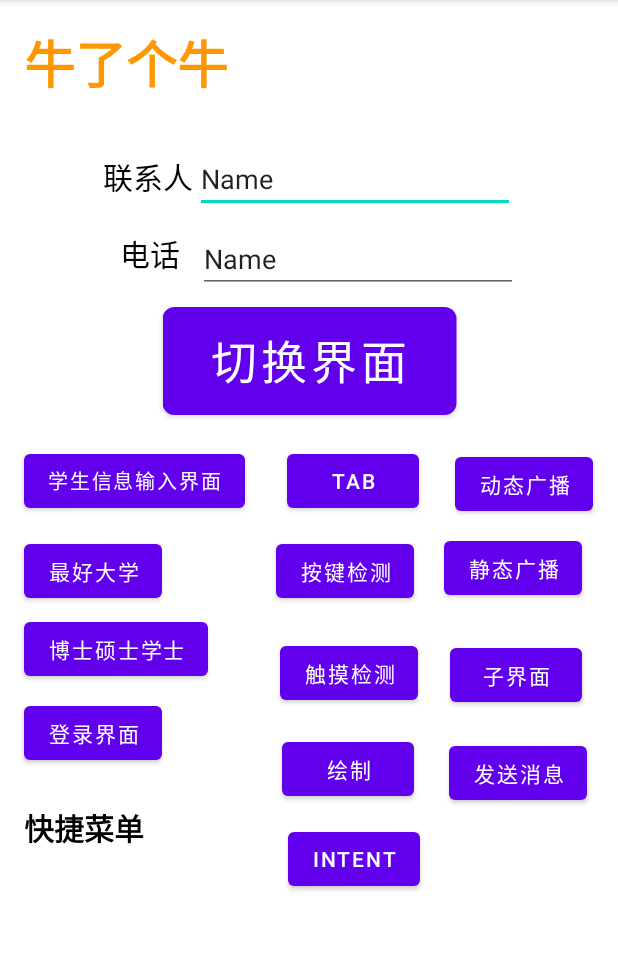
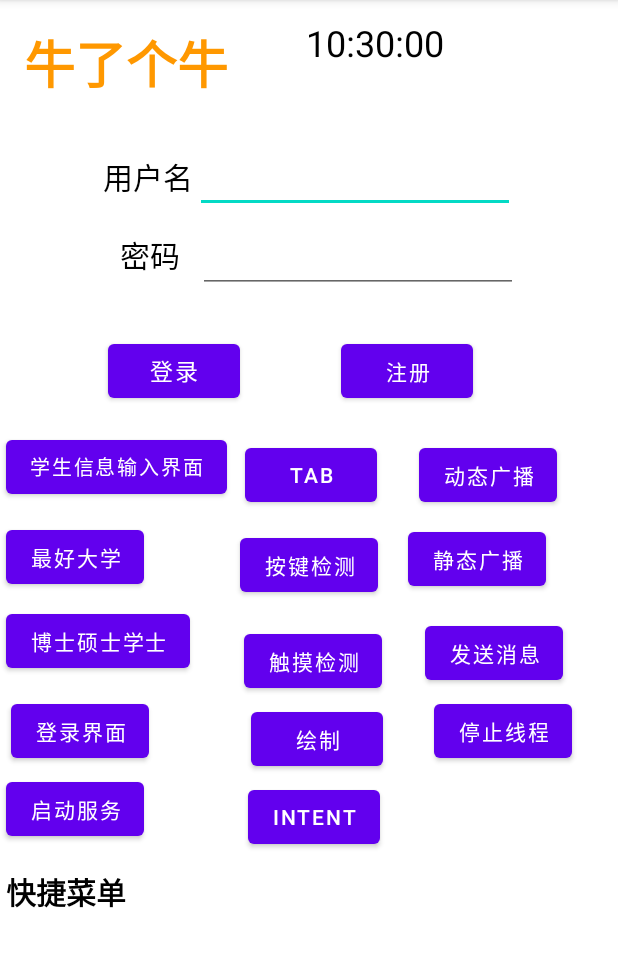
Before and after one commit to KimRRRich/AndroidStudioProjects0, an Android app: the screen it shows after launch (MainActivity), on a phone screen of 412 x 824 dp, the part 84-1051 px from its top. Run offline under Robolectric (Android 15) with nearby library versions, the phone set to English and light mode, and no system bars.

```diff
--- a/app/src/main/java/com/example/myapplication/MainActivity.java
+++ b/app/src/main/java/com/example/myapplication/MainActivity.java
@@ -1,12 +1,17 @@
 package com.example.myapplication;
 
+import androidx.annotation.NonNull;
 import androidx.appcompat.app.AppCompatActivity;
 
+import android.app.Service;
 import android.content.BroadcastReceiver;
 import android.content.Context;
 import android.content.IntentFilter;
 import android.net.Uri;
 import android.os.Bundle;
+import android.os.Handler;
+import android.os.Looper;
+import android.os.Message;
 import android.view.ContextMenu;
 import android.view.Menu;
 import android.view.MenuInflater;
@@ -21,14 +26,20 @@ import android.content.Intent;
 import android.util.Log;
 
 import java.lang.reflect.Method;
+import java.text.SimpleDateFormat;
+import java.util.Date;
 
 
 public class MainActivity extends AppCompatActivity {
 
-    TextView textView,LabelView;
-    Button button,GoToSchool,GoToStudent,GoToDoctor,GoToLogin,GoToTab,GoToKeyEvent,GoToTouchEvent,GoToDrawDemo,GoToIntent,SendMsg,SendMsg2,GoToSon1,SendMsgToSon;
+    TextView textView,LabelView,Time_Text;
+    Button button,GoToSchool,GoToStudent,GoToDoctor,GoToLogin,GoToTab,GoToKeyEvent,GoToTouchEvent,GoToDrawDemo,GoToIntent,SendMsg,SendMsg2,GoToSon1,SendMsgToSon,Thread_Button,Service_Button;
     EditText account,TelNumber;
     DynamicReceiver dynamicReceiver=new DynamicReceiver();
+    Handler handler;
+    Handler HandlerFormMainToThread;
+
+
     final static int MENU_00 = Menu.FIRST;
     final static int MENU_01 = Menu.FIRST+1;
     final static int MENU_02 = Menu.FIRST+2;
@@ -40,6 +51,8 @@ public class MainActivity extends AppCompatActivity {
     final static int CONTEXT_MENU_3 = Menu.FIRST+2;
 
     int SUBACTIVITY1 = 1;
+    boolean isThreadWork=true;
+    boolean isServiceStart=false;
 
     class DynamicReceiver extends BroadcastReceiver{
         @Override
@@ -48,6 +61,47 @@ public class MainActivity extends AppCompatActivity {
             Toast.makeText(context,"账号："+msg,Toast.LENGTH_SHORT).show();
         }
     }
+
+    class WorkThread extends Thread{
+        @Override
+        public void run() {
+            super.run();
+            Looper.prepare();
+            HandlerFormMainToThread= new Handler(){
+                @Override
+                public void handleMessage(@NonNull Message msg) {
+                    super.handleMessage(msg);
+                    int ii=(int)msg.what;
+                    System.out.println(ii);
+                }
+            };
+            Looper.loop();
+            System.out.println(Thread.currentThread().getName());
+        }
+    }
+
+    Runnable backgroundWork=new Runnable() {
+        @Override
+        public void run() {
+            while(isThreadWork){
+                try {
+                    Thread.sleep(1000);
+                } catch (InterruptedException e) {
+                    e.printStackTrace();
+                }
+                Message msg=handler.obtainMessage();
+                SimpleDateFormat simpleDateFormat=new SimpleDateFormat("HH:mm:ss");
+                Date date=new Date(System.currentTimeMillis());
+                msg.obj=simpleDateFormat.format(date).toString();
+                handler.sendMessage(msg);
+                System.out.println("Runable: "+Thread.currentThread().getName());
+            }
+
+        }
+    };
+
+
+
 
     @Override
     protected void onActivityResult(int requestCode,int resultCode,Intent data) {
@@ -76,11 +130,21 @@ public class MainActivity extends AppCompatActivity {
 
     @Override
     protected void onCreate(Bundle savedInstanceState) {
+
+
+        System.out.println(Thread.currentThread().getName());
+        WorkThread workThread=new WorkThread();
+        workThread.start();
+        Thread workthread2=new Thread(backgroundWork);
+        workthread2.start();
+
+
         //requestWindowFeature(Window.FEATURE_NO_TITLE);
         super.onCreate(savedInstanceState);
         setContentView(R.layout.activity_main);
         Log.i("HDU","1-1 onCreate");
 
+        Time_Text=(TextView)findViewById(R.id.Time_Text);
         LabelView=(TextView) findViewById(R.id.textView4);
         registerForContextMenu(LabelView);
 
@@ -99,14 +163,22 @@ public class MainActivity extends AppCompatActivity {
         SendMsg2=(Button)findViewById(R.id.sendMsg2);
         GoToSon1=(Button)findViewById(R.id.GoToSon1);
         SendMsgToSon=(Button)findViewById(R.id.SendMsgToSon);
+        Thread_Button=(Button)findViewById(R.id.Thread_Button);
+        Service_Button=(Button)findViewById(R.id.ServiceButton);
 
         account=(EditText)findViewById(R.id.Main_NameText);
         TelNumber=(EditText)findViewById(R.id.TelNumber);
+
+
+        Message MessageFromMainToThread=new Message();
+        MessageFromMainToThread.what=666;
+        HandlerFormMainToThread.sendMessage(MessageFromMainToThread);
 
         IntentFilter filter=new IntentFilter();
         filter.addAction("com.example.jie.Broad");
 
         registerReceiver(dynamicReceiver,filter);
+        final Intent MusicPlay=new Intent(MainActivity.this,PlayMusic.class);
 
 ////方法一，先生成一个类，再实例化类，再注册到监听器
 //        ButtonListener buttonListener=new ButtonListener();
@@ -269,12 +341,56 @@ public class MainActivity extends AppCompatActivity {
 
             }
         });
+        Thread_Button.setOnClickListener(new View.OnClickListener() {
+            @Override
+            public void onClick(View view) {
+                if(isThreadWork){
+                    isThreadWork=false;
+                    Thread_Button.setText("开启线程");
+                }else{
+                    isThreadWork=true;
+                    //workthread2.start();
+                    Thread_Button.setText("停止线程");
+                }
+            }
+        });
+        Service_Button.setOnClickListener(new View.OnClickListener() {
+            @Override
+            public void onClick(View view) {
+                if(isServiceStart==false){
+                    isServiceStart=true;
+                    startService(MusicPlay);
+                    Service_Button.setText("关闭服务");
 
+                }
+                else if(isServiceStart==true){
+                    isServiceStart=false;
+                   stopService(MusicPlay);
+                   Service_Button.setText("启动服务");
+                }
+                else{
+                    //Toast.makeText(this, "(2) 调用onStart()", Toast.LENGTH_SHORT).show();
+                    Service_Button.setText("Wrong!");
+                }
 
+            }
+        });
 
+        handler=new Handler(){
+            @Override
+            public void handleMessage(Message msg) {
+            // TODO 自动生成的方法存根
+                super.handleMessage(msg);
+
+                String s=(String)msg.obj;
+                Time_Text.setText(s);
+            }
+        };
 
 
     }
+
+
 
 
 
--- a/app/src/main/res/layout/activity_main.xml
+++ b/app/src/main/res/layout/activity_main.xml
@@ -13,12 +13,13 @@
         android:id="@+id/LoginButton"
         android:layout_width="wrap_content"
         android:layout_height="wrap_content"
-        android:layout_marginTop="21dp"
-        android:scaleX="2"
-        android:scaleY="2"
-        android:text="切换界面"
+        android:layout_marginTop="28dp"
+        android:scaleX="1"
+        android:scaleY="1"
+        android:text="登录"
         android:textSize="15sp"
         app:layout_constraintEnd_toEndOf="parent"
+        app:layout_constraintHorizontal_bias="0.222"
         app:layout_constraintStart_toStartOf="parent"
         app:layout_constraintTop_toBottomOf="@+id/TelNumber" />
 
@@ -26,8 +27,8 @@
         android:id="@+id/StudentButton"
         android:layout_width="wrap_content"
         android:layout_height="wrap_content"
-        android:layout_marginStart="16dp"
-        android:layout_marginTop="32dp"
+        android:layout_marginStart="4dp"
+        android:layout_marginTop="16dp"
         android:text="学生信息输入界面"
         android:textSize="13sp"
         app:layout_constraintStart_toStartOf="parent"
@@ -38,7 +39,7 @@
         android:layout_width="wrap_content"
         android:layout_height="wrap_content"
         android:layout_marginEnd="1dp"
-        android:text="联系人"
+        android:text="用户名"
         android:textColor="#000000"
         android:textSize="20sp"
         app:layout_constraintBaseline_toBaselineOf="@+id/Main_NameText"
@@ -54,7 +55,6 @@
         android:layout_marginBottom="580dp"
         android:ems="10"
         android:inputType="textPersonName"
-        android:text="Name"
         app:layout_constraintBottom_toBottomOf="parent"
         app:layout_constraintEnd_toEndOf="parent"
         app:layout_constraintStart_toEndOf="@+id/textView11"
@@ -66,13 +66,13 @@
         android:layout_width="wrap_content"
         android:layout_height="wrap_content"
         android:layout_marginStart="80dp"
-        android:layout_marginTop="12dp"
-        android:text="电话"
+        android:layout_marginTop="22dp"
+        android:text="密码"
         android:textColor="#000000"
         android:textSize="20sp"
         app:layout_constraintHorizontal_chainStyle="packed"
         app:layout_constraintStart_toStartOf="parent"
-        app:layout_constraintTop_toBottomOf="@+id/Main_NameText" />
+        app:layout_constraintTop_toBottomOf="@+id/textView11" />
 
     <TextView
         android:id="@+id/textView2"
@@ -92,7 +92,7 @@
         android:id="@+id/GoToSchool"
         android:layout_width="wrap_content"
         android:layout_height="wrap_content"
-        android:layout_marginStart="16dp"
+        android:layout_marginStart="4dp"
         android:layout_marginTop="12dp"
         android:text="最好大学"
         app:layout_constraintStart_toStartOf="parent"
@@ -102,10 +102,10 @@
         android:id="@+id/GoToDoctor"
         android:layout_width="wrap_content"
         android:layout_height="wrap_content"
-        android:layout_marginTop="4dp"
+        android:layout_marginTop="8dp"
         android:text="博士硕士学士"
         app:layout_constraintEnd_toEndOf="parent"
-        app:layout_constraintHorizontal_bias="0.055"
+        app:layout_constraintHorizontal_bias="0.013"
         app:layout_constraintStart_toStartOf="parent"
         app:layout_constraintTop_toBottomOf="@+id/GoToSchool" />
 
@@ -113,10 +113,10 @@
         android:id="@+id/GoToLogin"
         android:layout_width="wrap_content"
         android:layout_height="wrap_content"
-        android:layout_marginTop="8dp"
+        android:layout_marginTop="12dp"
         android:text="登录界面"
         app:layout_constraintEnd_toEndOf="parent"
-        app:layout_constraintHorizontal_bias="0.05"
+        app:layout_constraintHorizontal_bias="0.022"
         app:layout_constraintStart_toStartOf="parent"
         app:layout_constraintTop_toBottomOf="@+id/GoToDoctor" />
 
@@ -124,17 +124,17 @@
         android:id="@+id/GoToTab"
         android:layout_width="wrap_content"
         android:layout_height="wrap_content"
-        android:layout_marginStart="28dp"
-        android:layout_marginTop="32dp"
+        android:layout_marginStart="12dp"
+        android:layout_marginTop="97dp"
         android:text="Tab"
         app:layout_constraintStart_toEndOf="@+id/StudentButton"
-        app:layout_constraintTop_toBottomOf="@+id/LoginButton" />
+        app:layout_constraintTop_toBottomOf="@+id/TelNumber" />
 
     <Button
         android:id="@+id/GoToKeyEvent"
         android:layout_width="wrap_content"
         android:layout_height="wrap_content"
-        android:layout_marginStart="76dp"
+        android:layout_marginStart="64dp"
         android:layout_marginTop="12dp"
         android:text="按键检测"
         app:layout_constraintStart_toEndOf="@+id/GoToSchool"
@@ -144,8 +144,8 @@
         android:id="@+id/GoToTouchEvent"
         android:layout_width="wrap_content"
         android:layout_height="wrap_content"
-        android:layout_marginStart="48dp"
-        android:layout_marginTop="20dp"
+        android:layout_marginStart="36dp"
+        android:layout_marginTop="16dp"
         android:text="触摸检测"
         app:layout_constraintStart_toEndOf="@+id/GoToDoctor"
         app:layout_constraintTop_toBottomOf="@+id/GoToKeyEvent" />
@@ -154,8 +154,8 @@
         android:id="@+id/GoToDrawDemo"
         android:layout_width="wrap_content"
         android:layout_height="wrap_content"
-        android:layout_marginStart="80dp"
-        android:layout_marginTop="16dp"
+        android:layout_marginStart="68dp"
+        android:layout_marginTop="4dp"
         android:text="绘制"
         app:layout_constraintStart_toEndOf="@+id/GoToLogin"
         app:layout_constraintTop_toBottomOf="@+id/GoToTouchEvent" />
@@ -164,8 +164,8 @@
         android:id="@+id/textView4"
         android:layout_width="wrap_content"
         android:layout_height="wrap_content"
-        android:layout_marginStart="16dp"
-        android:layout_marginTop="24dp"
+        android:layout_marginStart="4dp"
+        android:layout_marginTop="68dp"
         android:text="快捷菜单"
         android:textColor="#000000"
         android:textSize="20sp"
@@ -177,21 +177,21 @@
         android:id="@+id/GoToIntent"
         android:layout_width="wrap_content"
         android:layout_height="wrap_content"
-        android:layout_marginTop="12dp"
-        android:layout_marginEnd="132dp"
+        android:layout_marginStart="69dp"
+        android:layout_marginTop="4dp"
         android:text="Intent"
-        app:layout_constraintEnd_toEndOf="parent"
+        app:layout_constraintStart_toEndOf="@+id/ServiceButton"
         app:layout_constraintTop_toBottomOf="@+id/GoToDrawDemo" />
 
     <Button
         android:id="@+id/SendMsg"
         android:layout_width="wrap_content"
         android:layout_height="wrap_content"
-        android:layout_marginStart="24dp"
-        android:layout_marginTop="34dp"
+        android:layout_marginStart="28dp"
+        android:layout_marginBottom="12dp"
         android:text="动态广播"
-        app:layout_constraintStart_toEndOf="@+id/GoToTab"
-        app:layout_constraintTop_toBottomOf="@+id/LoginButton" />
+        app:layout_constraintBottom_toTopOf="@+id/GoToKeyEvent"
+        app:layout_constraintStart_toEndOf="@+id/GoToTab" />
 
     <Button
         android:id="@+id/sendMsg2"
@@ -207,11 +207,11 @@
         android:id="@+id/GoToSon1"
         android:layout_width="wrap_content"
         android:layout_height="wrap_content"
-        android:layout_marginStart="21dp"
-        android:layout_marginTop="23dp"
-        android:text="子界面"
-        app:layout_constraintStart_toEndOf="@+id/GoToTouchEvent"
-        app:layout_constraintTop_toBottomOf="@+id/sendMsg2" />
+        android:layout_marginStart="67dp"
+        android:layout_marginTop="28dp"
+        android:text="注册"
+        app:layout_constraintStart_toEndOf="@+id/LoginButton"
+        app:layout_constraintTop_toBottomOf="@+id/TelNumber" />
 
     <EditText
         android:id="@+id/TelNumber"
@@ -221,7 +221,6 @@
         android:layout_marginTop="8dp"
         android:ems="10"
         android:inputType="textPersonName"
-        android:text="Name"
         app:layout_constraintStart_toEndOf="@+id/textView12"
         app:layout_constraintTop_toBottomOf="@+id/Main_NameText" />
 
@@ -229,10 +228,44 @@
         android:id="@+id/SendMsgToSon"
         android:layout_width="wrap_content"
         android:layout_height="wrap_content"
-        android:layout_marginStart="23dp"
-        android:layout_marginTop="17dp"
+        android:layout_marginStart="28dp"
+        android:layout_marginTop="140dp"
         android:text="发送消息"
         app:layout_constraintStart_toEndOf="@+id/GoToDrawDemo"
         app:layout_constraintTop_toBottomOf="@+id/GoToSon1" />
 
+    <Button
+        android:id="@+id/Thread_Button"
+        android:layout_width="wrap_content"
+        android:layout_height="wrap_content"
+        android:layout_marginStart="36dp"
+        android:layout_marginTop="4dp"
+        android:text="停止线程"
+        app:layout_constraintStart_toEndOf="@+id/GoToIntent"
+        app:layout_constraintTop_toBottomOf="@+id/SendMsgToSon" />
+
+    <TextView
+        android:id="@+id/Time_Text"
+        android:layout_width="127dp"
+        android:layout_height="0dp"
+        android:layout_marginStart="52dp"
+        android:layout_marginTop="12dp"
+        android:layout_marginBottom="223dp"
+        android:text="Time"
+        android:textColor="#000000"
+        android:textSize="24sp"
+        app:layout_constraintBottom_toTopOf="@+id/GoToTab"
+        app:layout_constraintStart_toEndOf="@+id/textView2"
+        app:layout_constraintTop_toTopOf="parent" />
+
+    <Button
+        android:id="@+id/ServiceButton"
+        android:layout_width="wrap_content"
+        android:layout_height="wrap_content"
+        android:layout_marginStart="4dp"
+        android:layout_marginTop="4dp"
+        android:text="启动服务"
+        app:layout_constraintStart_toStartOf="parent"
+        app:layout_constraintTop_toBottomOf="@+id/GoToLogin" />
+
 </androidx.constraintlayout.widget.ConstraintLayout>
```
Also changed, not shown: app/src/main/AndroidManifest.xml (+9 -0 lines), app/src/main/java/com/example/myapplication/Location_test.java (added, +90 -0 lines), app/src/main/java/com/example/myapplication/PlayMusic.java (added, +39 -0 lines), app/src/main/java/com/example/myapplication/son1.java (+10 -1 lines), app/src/main/res/layout/activity_son1.xml (+27 -4 lines).
